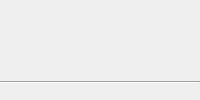
First picture: the form in src/gambitpairing/ui/tab_header.ui, repository gambit-devs/gambit-pairing, before the edit.
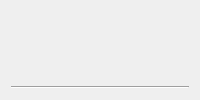
Second picture: the form after the edit.

The edit to the form file:
```diff
--- a/src/gambitpairing/ui/tab_header.ui
+++ b/src/gambitpairing/ui/tab_header.ui
@@ -6,26 +6,8 @@
    <string>TabHeader</string>
   </property>
   <layout class="QVBoxLayout" name="main_layout">
-   <property name="spacing">
-    <number>12</number>
-   </property>
-   <property name="leftMargin">
-    <number>0</number>
-   </property>
-   <property name="topMargin">
-    <number>0</number>
-   </property>
-   <property name="rightMargin">
-    <number>0</number>
-   </property>
-   <property name="bottomMargin">
-    <number>16</number>
-   </property>
    <item>
     <layout class="QHBoxLayout" name="top_row_layout">
-     <property name="spacing">
-      <number>12</number>
-     </property>
      <item>
       <widget class="QLabel" name="icon_label">
        <property name="visible">
@@ -51,10 +33,13 @@
        <property name="orientation">
         <enum>Qt::Horizontal</enum>
        </property>
+       <property name="sizeType">
+        <enum>QSizePolicy::Expanding</enum>
+       </property>
        <property name="sizeHint" stdset="0">
         <size>
-         <width>40</width>
-         <height>20</height>
+         <width>0</width>
+         <height>0</height>
         </size>
        </property>
       </spacer>
```
Left out of the diff: 12 changed lines with no effect on the pictures.
